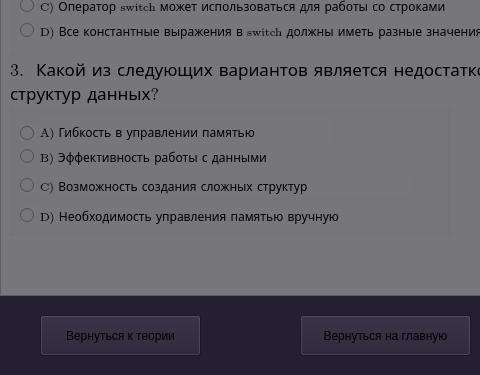
This is kursovaya/client/zadania3.ui in Mixassss/kursovaya_nstu as Qt 5 draws it before an edit; both pictures show x 0 to 480 and y 375 to 750 of the 800 by 750 pixel window. The edited form follows.
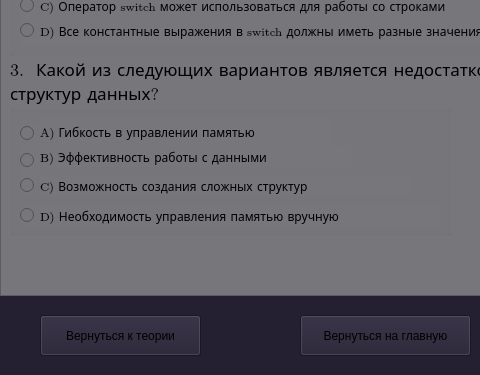
This is the edited form.

Patch:
```diff
--- a/kursovaya/client/zadania3.ui
+++ b/kursovaya/client/zadania3.ui
@@ -528,9 +528,9 @@
       <property name="geometry">
        <rect>
         <x>10</x>
-        <y>41</y>
+        <y>40</y>
         <width>20</width>
-        <height>20</height>
+        <height>31</height>
        </rect>
       </property>
       <property name="styleSheet">
```
